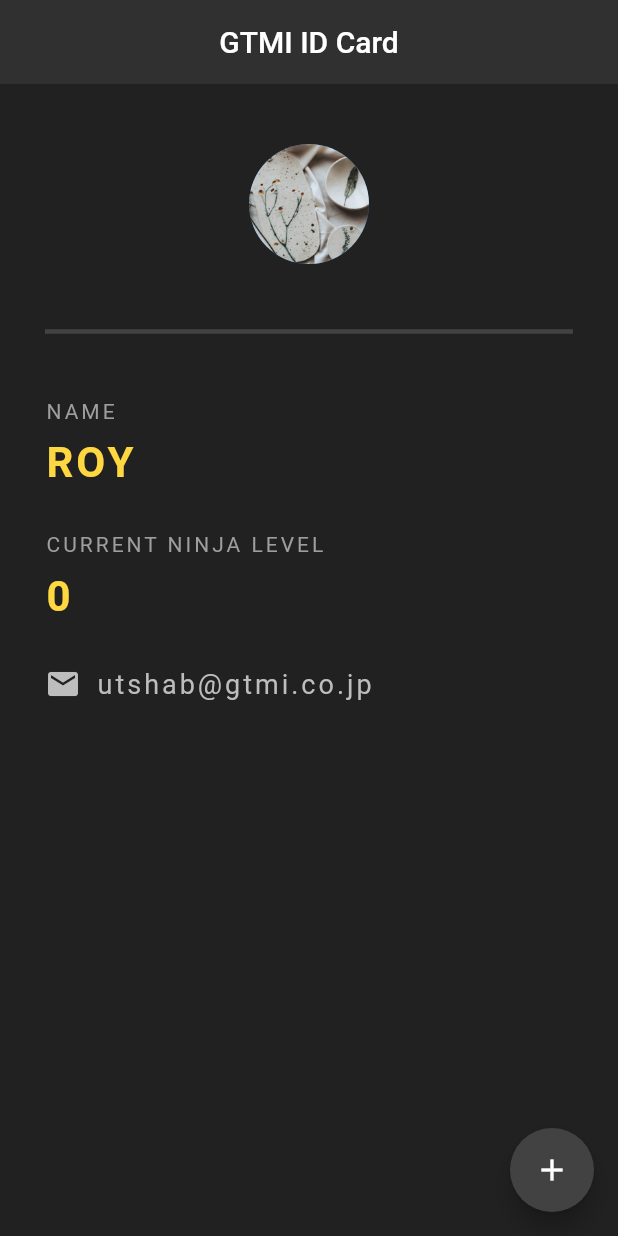
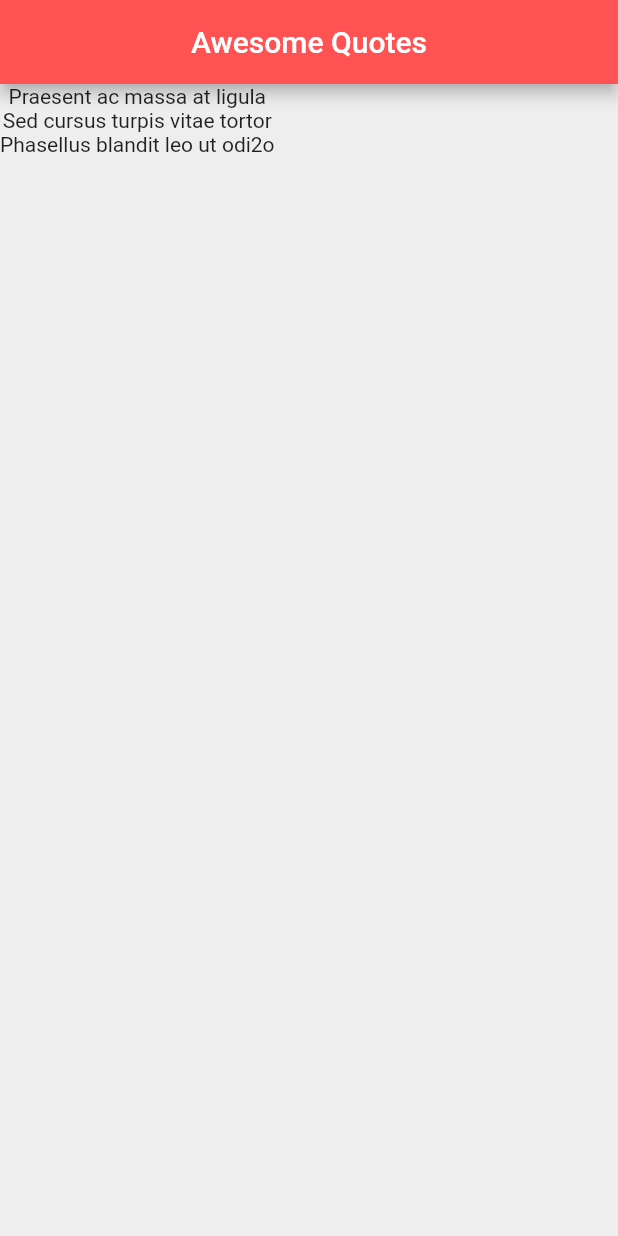
Before and after one commit to utshab-roy/flutter-ninja, a Flutter app: the screen it shows after launch, on a phone screen of 412 x 824 dp. Run offline on Flutter 3.47's test engine with Material 2 defaults, Android fonts, the phone set to English and light mode, and no system bars.

Commit message:
dynamically printing list items map function

```diff
--- a/lib/main.dart
+++ b/lib/main.dart
@@ -2,110 +2,37 @@ import 'package:flutter/material.dart';
 
 void main() {
   runApp(MaterialApp(
-    home: Home(),
+    home: QuoteList(),
   ));
 }
 
-class Home extends StatefulWidget {
+class QuoteList extends StatefulWidget {
   @override
-  _HomeState createState() => _HomeState();
+  _QuoteListState createState() => _QuoteListState();
 }
 
-class _HomeState extends State<Home> {
-  int ninjaLevel = 0;
+class _QuoteListState extends State<QuoteList> {
+  List<String> quotes = [
+    'Praesent ac massa at ligula',
+    'Sed cursus turpis vitae tortor',
+    'Phasellus blandit leo ut odi2o',
+  ];
 
   @override
   Widget build(BuildContext context) {
     return Scaffold(
-      backgroundColor: Colors.grey[900],
+      backgroundColor: Colors.grey[200],
       appBar: AppBar(
-        title: Text('GTMI ID Card'),
+        title: Text('Awesome Quotes'),
         centerTitle: true,
-        backgroundColor: Colors.grey[850],
-        elevation: 0.0,
+        backgroundColor: Colors.redAccent,
       ),
-      body: Padding(
-        padding: EdgeInsets.fromLTRB(30.0, 40.0, 30.0, 0.0),
-        child: Column(
-          crossAxisAlignment: CrossAxisAlignment.start,
-          children: <Widget>[
-            Center(
-              child: CircleAvatar(
-                backgroundImage: AssetImage('assets/sample-2.jpg'),
-                radius: 40.0,
-              ),
-            ),
-            Divider(
-              height: 90.0,
-              thickness: 3.0,
-              color: Colors.grey[800],
-            ),
-            Text(
-              'NAME',
-              style: TextStyle(
-                color: Colors.grey,
-                letterSpacing: 2.0,
-              ),
-            ),
-            SizedBox(height: 10.0),
-            Text(
-              'ROY',
-              style: TextStyle(
-                color: Colors.amberAccent[200],
-                letterSpacing: 2.0,
-                fontSize: 28.0,
-                fontWeight: FontWeight.bold,
-              ),
-            ),
-            SizedBox(height: 30.0),
-            Text(
-              'CURRENT NINJA LEVEL',
-              style: TextStyle(
-                color: Colors.grey,
-                letterSpacing: 2.0,
-              ),
-            ),
-            SizedBox(height: 10.0),
-            Text(
-              '$ninjaLevel',
-              style: TextStyle(
-                color: Colors.amberAccent[200],
-                letterSpacing: 2.0,
-                fontSize: 28.0,
-                fontWeight: FontWeight.bold,
-              ),
-            ),
-            SizedBox(height: 30.0),
-            Row(
-              children: [
-                Icon(
-                  Icons.email,
-                  color: Colors.grey[400],
-                ),
-                SizedBox(
-                  width: 10.0,
-                ),
-                Text(
-                  'utshab@gtmi.co.jp',
-                  style: TextStyle(
-                    color: Colors.grey[400],
-                    fontSize: 18.0,
-                    letterSpacing: 2.0,
-                  ),
-                ),
-              ],
-            ),
-          ],
-        ),
-      ),
-      floatingActionButton: FloatingActionButton(
-        onPressed: () {
-          setState(() {
-            ninjaLevel += 1;
-          });
-        },
-        child: Icon(Icons.add),
-        backgroundColor: Colors.grey[800],
+      body: Column(
+        // children: quotes.map((quote) {
+        //   return Text(quote);
+        // }).toList(),
+        //in one line using arrow function
+        children: quotes.map((quete) => Text(quete)).toList(),
       ),
     );
   }
```
